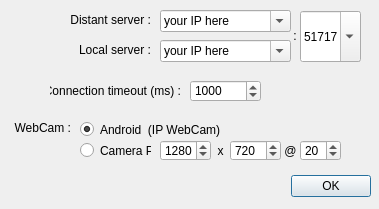
Above: Prusa_TCP_Client/server_options.ui from ClementAbadie/Prusa_TCP_Client before the change. Below: the same form after it.
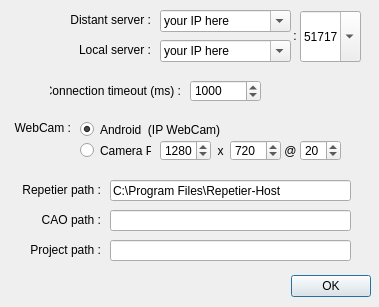
That is the form after the change.

The edit to the form file:
```diff
--- a/Prusa_TCP_Client/server_options.ui
+++ b/Prusa_TCP_Client/server_options.ui
@@ -10,7 +10,7 @@
     <x>0</x>
     <y>0</y>
     <width>379</width>
-    <height>209</height>
+    <height>307</height>
    </rect>
   </property>
   <property name="windowTitle">
@@ -23,7 +23,7 @@
    <property name="geometry">
     <rect>
      <x>10</x>
-     <y>170</y>
+     <y>270</y>
      <width>361</width>
      <height>32</height>
     </rect>
@@ -315,6 +315,111 @@
     <set>Qt::AlignRight|Qt::AlignTrailing|Qt::AlignVCenter</set>
    </property>
   </widget>
+  <widget class="QLineEdit" name="lineEdit_repetier_path">
+   <property name="geometry">
+    <rect>
+     <x>110</x>
+     <y>180</y>
+     <width>241</width>
+     <height>21</height>
+    </rect>
+   </property>
+   <property name="toolTip">
+    <string>Folder path only (Copy-Paste from Windows Explorer)</string>
+   </property>
+   <property name="text">
+    <string>C:\Program Files\Repetier-Host</string>
+   </property>
+  </widget>
+  <widget class="QLabel" name="label_repetier_path">
+   <property name="geometry">
+    <rect>
+     <x>10</x>
+     <y>180</y>
+     <width>91</width>
+     <height>20</height>
+    </rect>
+   </property>
+   <property name="toolTip">
+    <string>Folder path only (Copy-Paste from Windows Explorer)</string>
+   </property>
+   <property name="text">
+    <string>Repetier path :</string>
+   </property>
+   <property name="alignment">
+    <set>Qt::AlignRight|Qt::AlignTrailing|Qt::AlignVCenter</set>
+   </property>
+  </widget>
+  <widget class="QLabel" name="label_CAO">
+   <property name="geometry">
+    <rect>
+     <x>10</x>
+     <y>210</y>
+     <width>91</width>
+     <height>20</height>
+    </rect>
+   </property>
+   <property name="toolTip">
+    <string>Full path (with .exe)</string>
+   </property>
+   <property name="toolTipDuration">
+    <number>-1</number>
+   </property>
+   <property name="text">
+    <string>CAO path :</string>
+   </property>
+   <property name="alignment">
+    <set>Qt::AlignRight|Qt::AlignTrailing|Qt::AlignVCenter</set>
+   </property>
+  </widget>
+  <widget class="QLineEdit" name="lineEdit_CAO_path">
+   <property name="geometry">
+    <rect>
+     <x>110</x>
+     <y>210</y>
+     <width>241</width>
+     <height>21</height>
+    </rect>
+   </property>
+   <property name="toolTip">
+    <string>Full path (with .exe)</string>
+   </property>
+   <property name="toolTipDuration">
+    <number>-1</number>
+   </property>
+  </widget>
+  <widget class="QLabel" name="label_project">
+   <property name="geometry">
+    <rect>
+     <x>10</x>
+     <y>240</y>
+     <width>91</width>
+     <height>20</height>
+    </rect>
+   </property>
+   <property name="toolTip">
+    <string>Folder path (Copy-Paste from Windows Explorer)</string>
+   </property>
+   <property name="text">
+    <string>Project path :</string>
+   </property>
+   <property name="alignment">
+    <set>Qt::AlignRight|Qt::AlignTrailing|Qt::AlignVCenter</set>
+   </property>
+  </widget>
+  <widget class="QLineEdit" name="lineEdit_project_path">
+   <property name="geometry">
+    <rect>
+     <x>110</x>
+     <y>240</y>
+     <width>241</width>
+     <height>21</height>
+    </rect>
+   </property>
+   <property name="toolTip">
+    <string>Folder path (Copy-Paste from Windows Explorer)</string>
+   </property>
+  </widget>
  </widget>
  <resources/>
  <connections>
```
